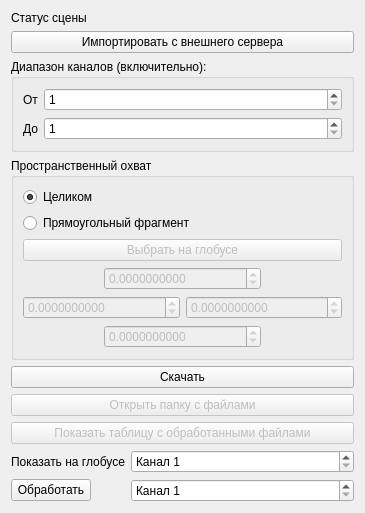
Above: src/geoPortal/ui/SceneOperationsWidget.ui from AlexBobkov/hyexplorer before the change. Below: the same form after it.
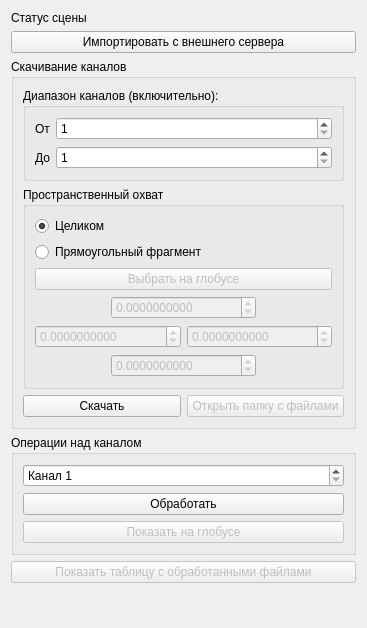
That is the form after the change.

Diff of the .ui file:
```diff
--- a/src/geoPortal/ui/SceneOperationsWidget.ui
+++ b/src/geoPortal/ui/SceneOperationsWidget.ui
@@ -6,14 +6,14 @@
    <rect>
     <x>0</x>
     <y>0</y>
-    <width>365</width>
-    <height>511</height>
+    <width>367</width>
+    <height>628</height>
    </rect>
   </property>
   <property name="windowTitle">
    <string>Form</string>
   </property>
-  <layout class="QVBoxLayout" name="verticalLayout">
+  <layout class="QVBoxLayout" name="verticalLayout_3">
    <item>
     <widget class="QLabel" name="statusLabel">
      <property name="text">
@@ -35,6 +35,12 @@
     </widget>
    </item>
    <item>
+    <widget class="QGroupBox" name="bandDownloadGroupBox">
+     <property name="title">
+      <string>Скачивание каналов</string>
+     </property>
+     <layout class="QVBoxLayout" name="verticalLayout_2">
+      <item>
     <widget class="QGroupBox" name="bandsGroupBox">
      <property name="title">
       <string>Диапазон каналов (включительно):</string>
@@ -193,6 +199,8 @@
     </widget>
    </item>
    <item>
+       <layout class="QHBoxLayout" name="horizontalLayout">
+        <item>
     <widget class="QPushButton" name="downloadButton">
      <property name="text">
       <string>Скачать</string>
@@ -209,26 +217,20 @@
      </property>
     </widget>
    </item>
-   <item>
-    <widget class="QPushButton" name="processedTableButton">
-     <property name="enabled">
-      <bool>false</bool>
-     </property>
-     <property name="text">
-      <string>Показать таблицу с обработанными файлами</string>
-     </property>
+       </layout>
+      </item>
+     </layout>
     </widget>
    </item>
    <item>
-    <layout class="QFormLayout" name="formLayout_2">
-     <item row="0" column="0">
-      <widget class="QLabel" name="label_3">
-       <property name="text">
-        <string>Показать на глобусе</string>
-       </property>
-      </widget>
-     </item>
-     <item row="0" column="1">
+    <widget class="QGroupBox" name="bandOperationsGroupBox">
+     <property name="title">
+      <string>Операции над каналом</string>
+     </property>
+     <layout class="QVBoxLayout" name="verticalLayout">
+      <item>
+       <layout class="QHBoxLayout" name="horizontalLayout_2">
+        <item>
       <widget class="QSpinBox" name="globeBandSpinBox">
        <property name="prefix">
         <string>Канал </string>
@@ -241,27 +243,37 @@
        </property>
       </widget>
      </item>
-     <item row="1" column="0">
-      <widget class="QPushButton" name="matlabButton">
+       </layout>
+      </item>
+      <item>
+       <widget class="QPushButton" name="processButton">
        <property name="text">
         <string>Обработать</string>
        </property>
       </widget>
      </item>
-     <item row="1" column="1">
-      <widget class="QSpinBox" name="matlabBandSpinBox">
-       <property name="prefix">
-        <string>Канал </string>
-       </property>
-       <property name="minimum">
-        <number>1</number>
-       </property>
-       <property name="maximum">
-        <number>242</number>
+      <item>
+       <widget class="QPushButton" name="showOnGlobeButton">
+        <property name="enabled">
+         <bool>false</bool>
+        </property>
+        <property name="text">
+         <string>Показать на глобусе</string>
        </property>
       </widget>
      </item>
     </layout>
+    </widget>
+   </item>
+   <item>
+    <widget class="QPushButton" name="processedTableButton">
+     <property name="enabled">
+      <bool>false</bool>
+     </property>
+     <property name="text">
+      <string>Показать таблицу с обработанными файлами</string>
+     </property>
+    </widget>
    </item>
    <item>
     <spacer name="verticalSpacer">
```
Lines whose indentation alone changed are shown as unchanged.
